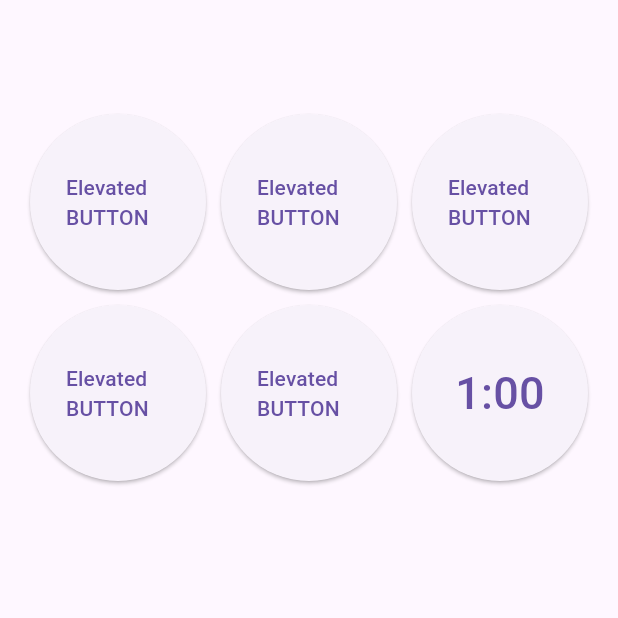
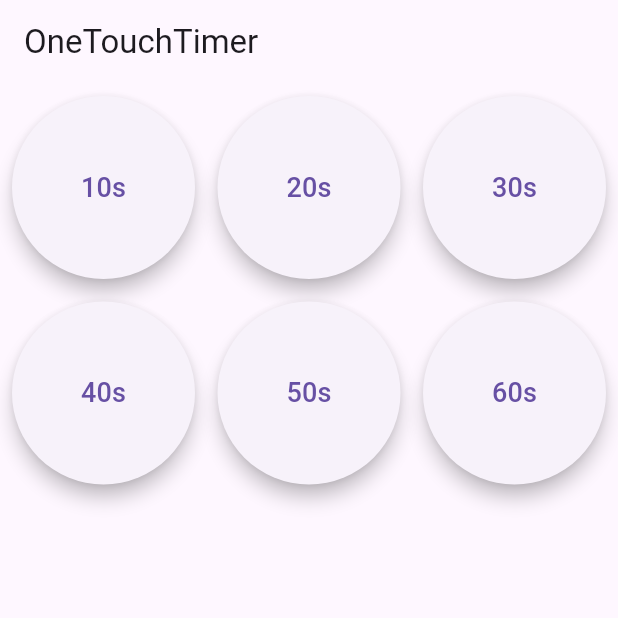
Before and after one commit to muguk04-4/OneTouchTimer, a Flutter app: the screen it shows after launch, on a phone screen of 412 x 824 dp, the top half of it. Run offline on Flutter 3.47's test engine with Material 3 defaults, Android fonts, the phone set to English and light mode, and no system bars.

```diff
--- a/flutter_application_a/lib/main.dart
+++ b/flutter_application_a/lib/main.dart
@@ -1,64 +1,100 @@
+import 'dart:async';
 import 'package:flutter/material.dart';
 
 void main() {
   runApp(MyApp());
 }
 
-class MyApp extends StatefulWidget {
-  const MyApp({Key? key}) : super(key: key);
-
-  @override
-  State<MyApp> createState() => _Ott();
-}
-
-// *********** StatefulWidget 으로 바꿔야함 **********
-class _Ott extends State<MyApp> {
+class MyApp extends StatelessWidget {
   @override
   Widget build(BuildContext context) {
     return MaterialApp(
-      debugShowCheckedModeBanner: false,
-      home: Scaffold(
-        appBar: AppBar(),
-        body: GridView.count(
-          primary: false,
-          padding: const EdgeInsets.all(20),
-          crossAxisSpacing: 10,
-          mainAxisSpacing: 10,
-          crossAxisCount: 3,
-          children: <Widget>[
-            ElevatedButton(
-              onPressed: () {},
-              child: Text("Elevated BUTTON"),
-            ),
-            ElevatedButton(
-              onPressed: () {},
-              child: Text("Elevated BUTTON"),
-            ),
-            ElevatedButton(
-              onPressed: () {},
-              child: Text("Elevated BUTTON"),
-            ),
-            ElevatedButton(
-              onPressed: () {},
-              child: Text("Elevated BUTTON"),
-            ),
-            ElevatedButton(
-              onPressed: () {},
-              child: Text("Elevated BUTTON"),
-            ),
-            ElevatedButton(
-              style: ElevatedButton.styleFrom(shape: CircleBorder()),
-              onPressed: () {},
-              child: Text(
-                //*********** 나중에 값으로 변경 ******/
-                "1:00",
-                style: TextStyle(fontSize: 30.0),
-                textAlign: TextAlign.center,
+      home: OneTouchTimerApp(),
+    );
+  }
+}
+
+class OneTouchTimerApp extends StatefulWidget {
+  @override
+  _OneTouchTimerAppState createState() => _OneTouchTimerAppState();
+}
+
+class _OneTouchTimerAppState extends State<OneTouchTimerApp> {
+  List<int> timerDurations = [10, 20, 30, 40, 50, 60];
+  List<int> originalDurations = [];
+  List<Timer?> timers = List.filled(6, null);
+
+  @override
+  void initState() {
+    super.initState();
+    originalDurations = List.from(timerDurations);
+  }
+
+  @override
+  Widget build(BuildContext context) {
+    return Scaffold(
+      appBar: AppBar(
+        title: Text('OneTouchTimer'),
+      ),
+      body: Padding(
+        padding: const EdgeInsets.all(8.0),
+        child: GridView.builder(
+          gridDelegate: SliverGridDelegateWithFixedCrossAxisCount(
+            crossAxisCount: 3,
+            crossAxisSpacing: 15.0, // 버튼 사이의 가로 여백
+            mainAxisSpacing: 15.0, // 버튼 사이의 세로 여백
+          ),
+          itemBuilder: (context, index) {
+            return ElevatedButton(
+              onPressed: () {
+                _startStopTimer(index);
+              },
+              style: ElevatedButton.styleFrom(
+                elevation: 5,
+                shape: RoundedRectangleBorder(
+                  borderRadius: BorderRadius.circular(100.0),
+                ),
               ),
-            ),
-          ],
+              child: Center(
+                child: Text(
+                  '${timerDurations[index]}s',
+                  style: TextStyle(fontSize: 18),
+                ),
+              ),
+            );
+          },
+          itemCount: timerDurations.length,
         ),
       ),
     );
   }
+
+  void _startStopTimer(int buttonIndex) {
+    if (timers[buttonIndex] == null) {
+      timers[buttonIndex] = Timer.periodic(Duration(seconds: 1), (timer) {
+        if (timerDurations[buttonIndex] > 0) {
+          setState(() {
+            timerDurations[buttonIndex]--;
+          });
+        } else {
+          _stopTimer(buttonIndex);
+        }
+      });
+    } else {
+      _resetTimer(buttonIndex);
+    }
+  }
+
+  void _resetTimer(int buttonIndex) {
+    timers[buttonIndex]?.cancel();
+    timers[buttonIndex] = null;
+    setState(() {
+      timerDurations[buttonIndex] = originalDurations[buttonIndex];
+    });
+  }
+
+  void _stopTimer(int buttonIndex) {
+    timers[buttonIndex]?.cancel();
+    timers[buttonIndex] = null;
+  }
 }
```
